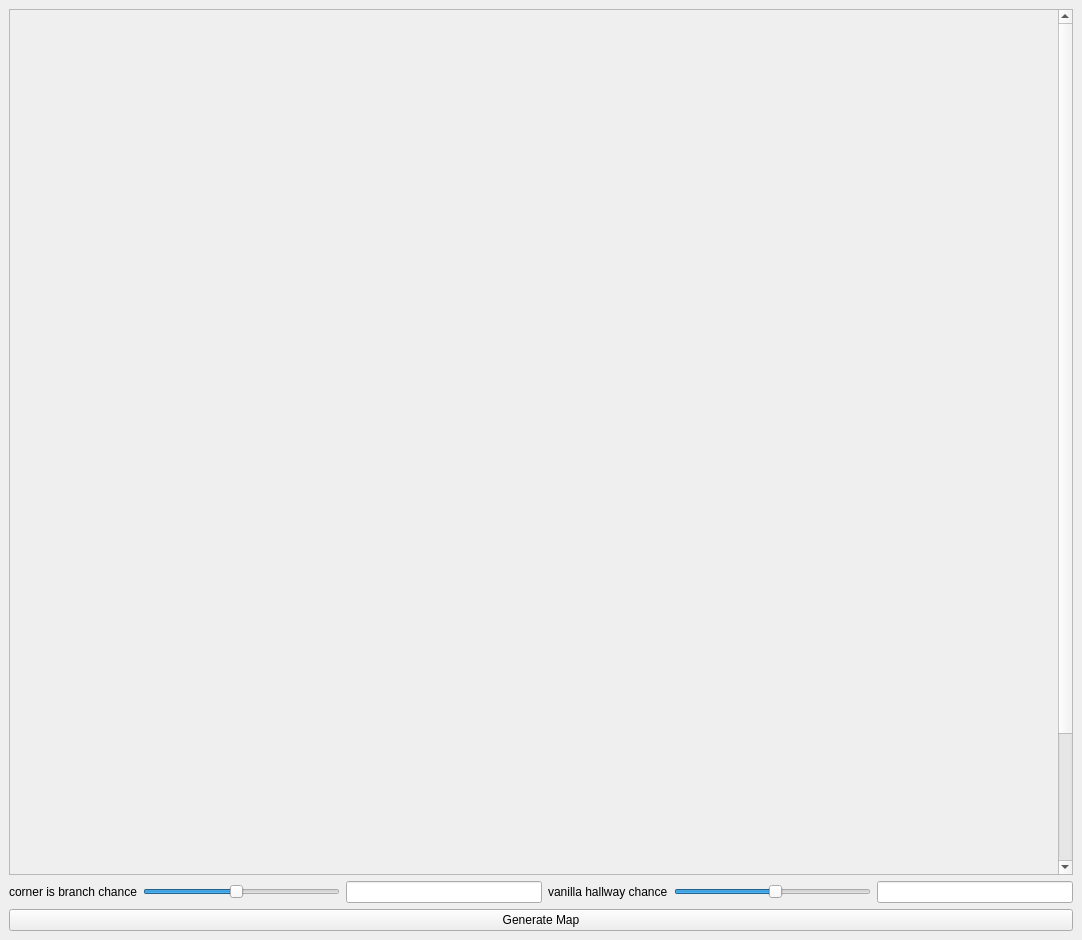
Axident/dun_gen, file dun_gen.ui: the form before one commit.
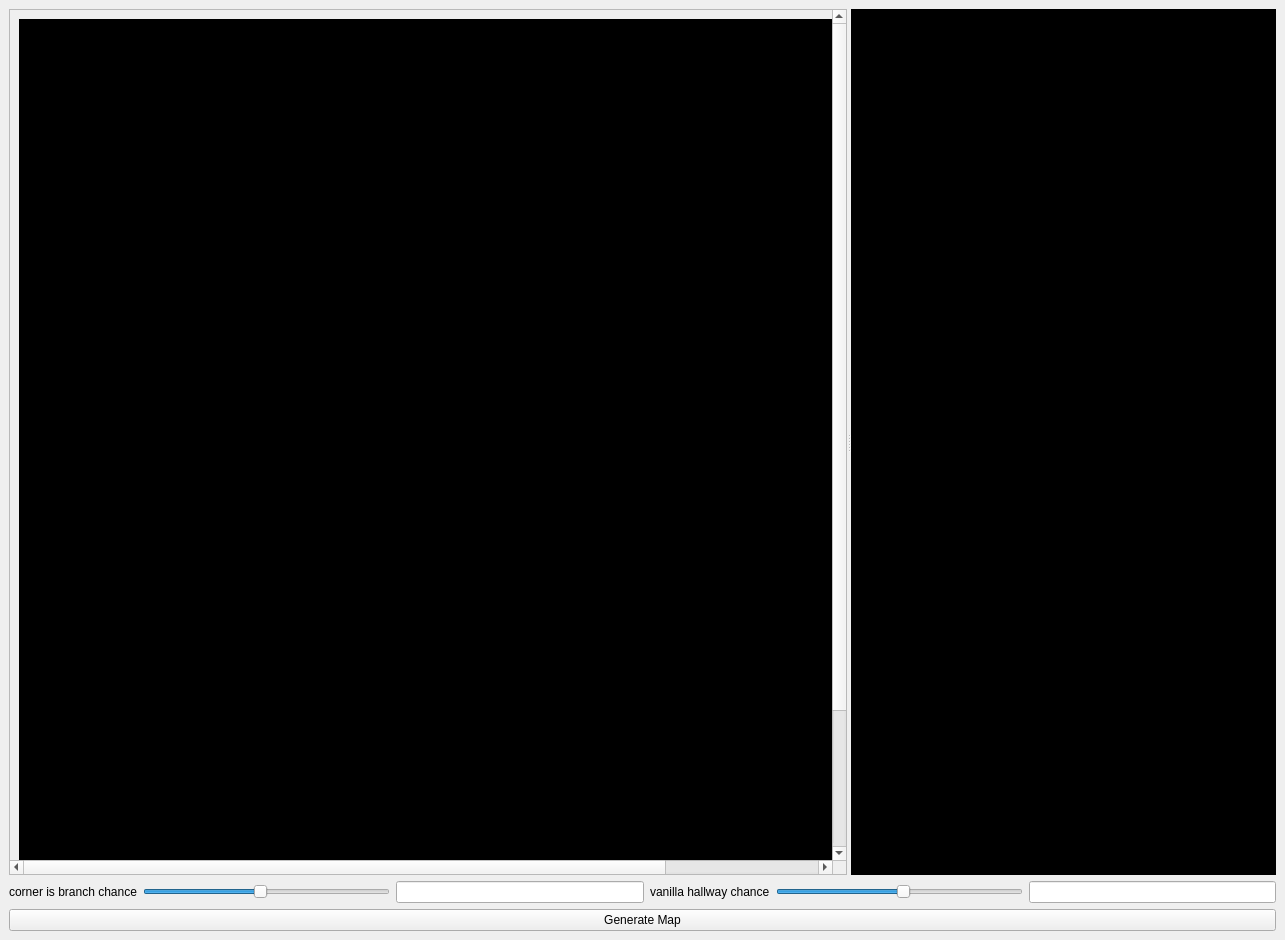
The form after the commit.

Commit message: added room borders and room identifier

Diff of the .ui file:
```diff
--- a/dun_gen.ui
+++ b/dun_gen.ui
@@ -6,7 +6,7 @@
    <rect>
     <x>0</x>
     <y>0</y>
-    <width>1082</width>
+    <width>1285</width>
     <height>940</height>
    </rect>
   </property>
@@ -14,8 +14,12 @@
    <string>MainWindow</string>
   </property>
   <widget class="QWidget" name="centralwidget">
-   <layout class="QGridLayout" name="gridLayout">
+   <layout class="QGridLayout" name="gridLayout" rowstretch="1,0,0">
     <item row="0" column="0">
+     <widget class="QSplitter" name="splitter">
+      <property name="orientation">
+       <enum>Qt::Horizontal</enum>
+      </property>
      <widget class="QScrollArea" name="scrollArea">
       <property name="widgetResizable">
        <bool>true</bool>
@@ -25,7 +29,7 @@
         <rect>
          <x>0</x>
          <y>-122</y>
-         <width>1045</width>
+          <width>1018</width>
          <height>1018</height>
         </rect>
        </property>
@@ -44,12 +48,21 @@
             <height>1000</height>
            </size>
           </property>
+           <property name="styleSheet">
+            <string notr="true">background-color: rgb(0, 0, 0);</string>
+           </property>
           <property name="text">
            <string/>
           </property>
          </widget>
         </item>
        </layout>
+       </widget>
+      </widget>
+      <widget class="QListWidget" name="operations">
+       <property name="styleSheet">
+        <string notr="true">background-color: rgb(0, 0, 0);</string>
+       </property>
       </widget>
      </widget>
     </item>
```
Lines whose indentation alone changed are shown as unchanged. The commit also changes 2 other files.
